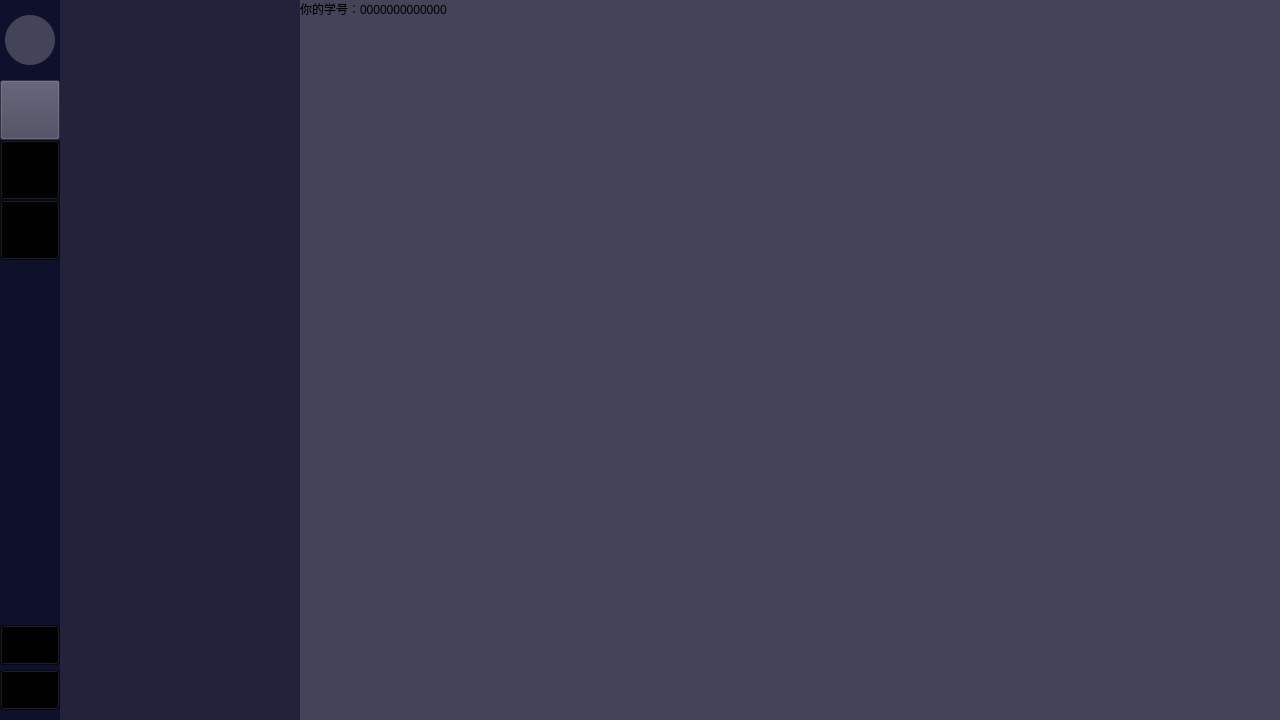
Before: the Qt Designer form ui/main.ui in feroooooo/LibClient, drawn with Qt 5.
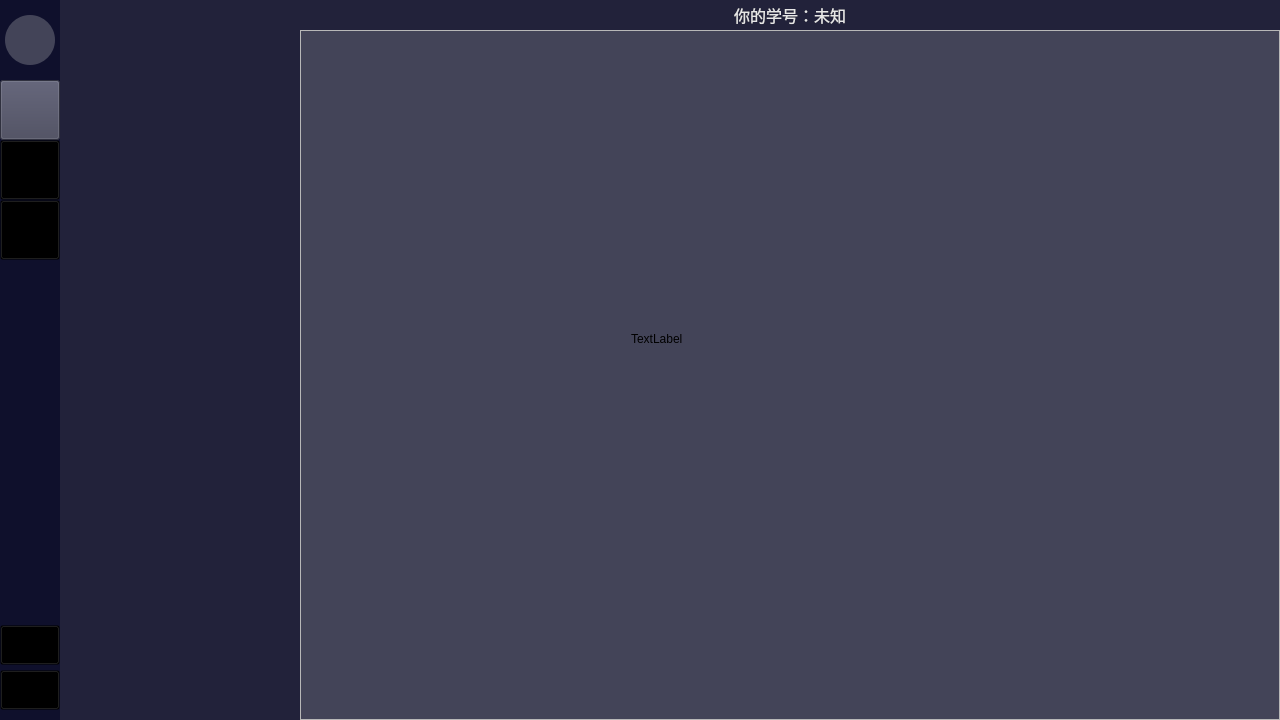
After: the same form once the commit is applied. Icons and pictures are not drawn.

Commit message: cookie, stacked ui and relogin

```diff
--- a/ui/main.ui
+++ b/ui/main.ui
@@ -36,6 +36,11 @@
 }
 QFrame#iconFrame{
 	background-color:#434458;
+}
+QLabel#topLabel{
+	background-color:#22223a;
+	color:#e6e6e6;
+	font-size:12pt;
 }</string>
    </property>
    <layout class="QVBoxLayout" name="verticalLayout">
@@ -459,6 +464,12 @@
        </item>
        <item>
         <widget class="QFrame" name="extraFrame">
+         <property name="sizePolicy">
+          <sizepolicy hsizetype="Expanding" vsizetype="Preferred">
+           <horstretch>0</horstretch>
+           <verstretch>0</verstretch>
+          </sizepolicy>
+         </property>
          <property name="minimumSize">
           <size>
            <width>0</width>
@@ -510,14 +521,79 @@
           </property>
           <item>
            <widget class="QLabel" name="topLabel">
+            <property name="sizePolicy">
+             <sizepolicy hsizetype="Expanding" vsizetype="Preferred">
+              <horstretch>0</horstretch>
+              <verstretch>0</verstretch>
+             </sizepolicy>
+            </property>
+            <property name="minimumSize">
+             <size>
+              <width>0</width>
+              <height>30</height>
+             </size>
+            </property>
+            <property name="maximumSize">
+             <size>
+              <width>16777215</width>
+              <height>30</height>
+             </size>
+            </property>
             <property name="text">
-             <string>你的学号：0000000000000</string>
+             <string>你的学号：未知</string>
             </property>
             <property name="alignment">
-             <set>Qt::AlignLeading|Qt::AlignLeft|Qt::AlignTop</set>
+             <set>Qt::AlignCenter</set>
             </property>
            </widget>
           </item>
+          <item>
+           <widget class="QFrame" name="contentContainer">
+            <property name="frameShape">
+             <enum>QFrame::StyledPanel</enum>
+            </property>
+            <property name="frameShadow">
+             <enum>QFrame::Raised</enum>
+            </property>
+            <layout class="QVBoxLayout" name="verticalLayout_8">
+             <property name="spacing">
+              <number>0</number>
+             </property>
+             <property name="leftMargin">
+              <number>0</number>
+             </property>
+             <property name="topMargin">
+              <number>0</number>
+             </property>
+             <property name="rightMargin">
+              <number>0</number>
+             </property>
+             <property name="bottomMargin">
+              <number>0</number>
+             </property>
+             <item>
+              <widget class="QStackedWidget" name="stackedWidget">
+               <widget class="QWidget" name="page">
+                <widget class="QLabel" name="label">
+                 <property name="geometry">
+                  <rect>
+                   <x>330</x>
+                   <y>300</y>
+                   <width>54</width>
+                   <height>16</height>
+                  </rect>
+                 </property>
+                 <property name="text">
+                  <string>TextLabel</string>
+                 </property>
+                </widget>
+               </widget>
+               <widget class="QWidget" name="page_2"/>
+              </widget>
+             </item>
+            </layout>
+           </widget>
+          </item>
          </layout>
         </widget>
        </item>
```
The commit also changes 3 other files.
